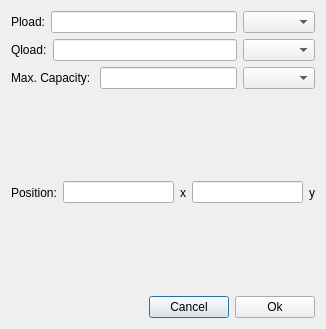
Before: the Qt Designer form QKflow/windowaddslack.ui in raulhuatuco/QuickFlow, drawn with Qt 5.
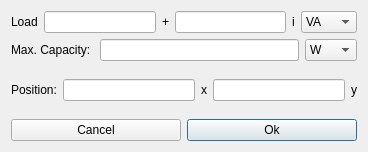
After: the same form once the commit is applied.

```diff
--- a/QKflow/windowaddslack.ui
+++ b/QKflow/windowaddslack.ui
@@ -6,8 +6,8 @@
    <rect>
     <x>0</x>
     <y>0</y>
-    <width>326</width>
-    <height>329</height>
+    <width>368</width>
+    <height>152</height>
    </rect>
   </property>
   <property name="windowTitle">
@@ -19,36 +19,64 @@
      <item>
       <widget class="QLabel" name="label">
        <property name="text">
-        <string>Pload:</string>
+        <string>Load</string>
        </property>
       </widget>
      </item>
      <item>
       <widget class="QLineEdit" name="lineEdit"/>
      </item>
-     <item>
-      <widget class="QComboBox" name="comboBox"/>
-     </item>
-    </layout>
-   </item>
-   <item row="1" column="0">
-    <layout class="QHBoxLayout" name="horizontalLayout_2">
      <item>
       <widget class="QLabel" name="label_2">
        <property name="text">
-        <string>Qload:</string>
+        <string>+</string>
        </property>
       </widget>
      </item>
      <item>
-      <widget class="QLineEdit" name="lineEdit_2"/>
+      <widget class="QLineEdit" name="ledQload">
+       <property name="toolTip">
+        <string>Consumed reactive power</string>
+       </property>
+       <property name="toolTipDuration">
+        <number>1</number>
+       </property>
+      </widget>
      </item>
      <item>
-      <widget class="QComboBox" name="comboBox_2"/>
+      <widget class="QLabel" name="label_7">
+       <property name="text">
+        <string>i</string>
+       </property>
+      </widget>
+     </item>
+     <item>
+      <widget class="QComboBox" name="LoadUnity">
+       <item>
+        <property name="text">
+         <string>VA</string>
+        </property>
+       </item>
+       <item>
+        <property name="text">
+         <string>KVA</string>
+        </property>
+       </item>
+       <item>
+        <property name="text">
+         <string>MVA</string>
+        </property>
+       </item>
+       <item>
+        <property name="text">
+         <string>GVA</string>
+        </property>
+       </item>
+      </widget>
      </item>
     </layout>
    </item>
-   <item row="2" column="0">
+   <item row="1" column="0">
     <layout class="QHBoxLayout" name="horizontalLayout_3">
      <item>
       <widget class="QLabel" name="label_3">
@@ -61,11 +89,32 @@
       <widget class="QLineEdit" name="lineEdit_3"/>
      </item>
      <item>
-      <widget class="QComboBox" name="comboBox_3"/>
+      <widget class="QComboBox" name="MaxCapacityUnity">
+       <item>
+        <property name="text">
+         <string>W</string>
+        </property>
+       </item>
+       <item>
+        <property name="text">
+         <string>KW</string>
+        </property>
+       </item>
+       <item>
+        <property name="text">
+         <string>MW</string>
+        </property>
+       </item>
+       <item>
+        <property name="text">
+         <string>GW</string>
+        </property>
+       </item>
+      </widget>
      </item>
     </layout>
    </item>
-   <item row="3" column="0">
+   <item row="2" column="0">
     <layout class="QHBoxLayout" name="horizontalLayout_4">
      <item>
       <widget class="QLabel" name="label_4">
@@ -96,21 +145,11 @@
      </item>
     </layout>
    </item>
-   <item row="4" column="0">
+   <item row="3" column="0">
     <layout class="QHBoxLayout" name="horizontalLayout_5">
-     <item>
-      <spacer name="horizontalSpacer">
-       <property name="orientation">
-        <enum>Qt::Horizontal</enum>
-       </property>
-       <property name="sizeHint" stdset="0">
-        <size>
-         <width>40</width>
-         <height>20</height>
-        </size>
-       </property>
-      </spacer>
-     </item>
+     <property name="sizeConstraint">
+      <enum>QLayout::SetDefaultConstraint</enum>
+     </property>
      <item>
       <widget class="QPushButton" name="btnCancel">
        <property name="text">
@@ -123,6 +162,9 @@
        <property name="text">
         <string>Ok</string>
        </property>
+       <property name="default">
+        <bool>true</bool>
+       </property>
       </widget>
      </item>
     </layout>
```
Left out of the diff: 39 changed lines with no effect on the pictures.
